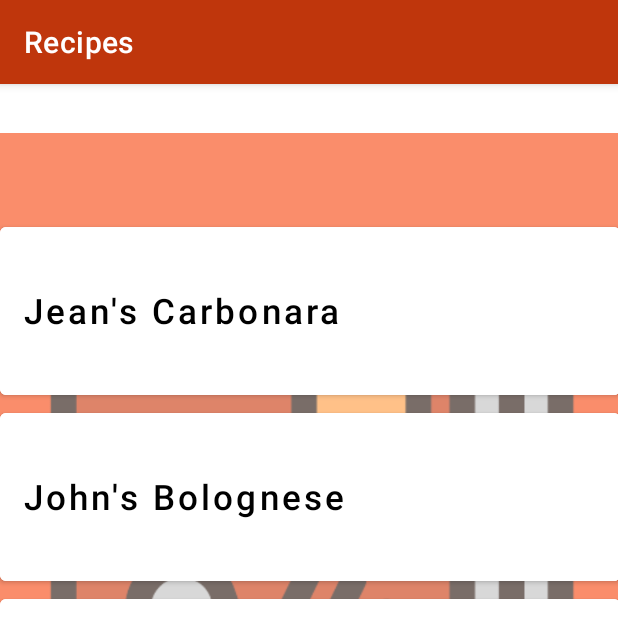
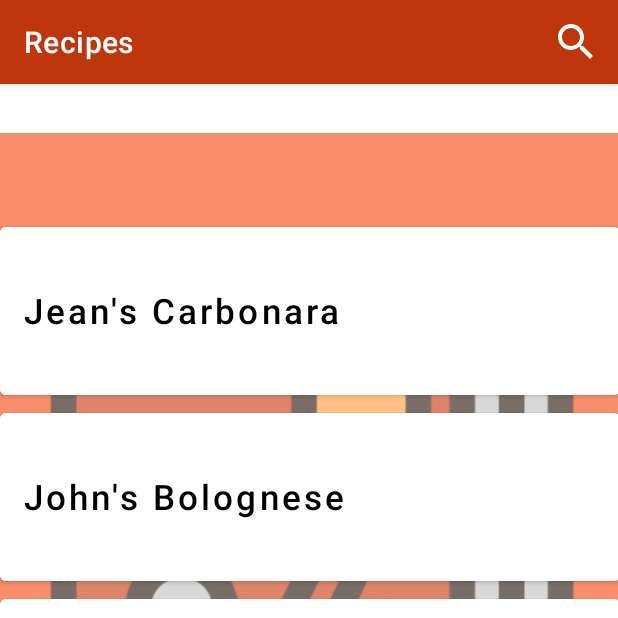
Before and after one commit to cookin-by-the-book/cookin-android, an Android app: the DashboardFragment screen opened through its navigation route, on a phone screen of 412 x 824 dp, the top half of it. Run offline under Robolectric (Android 15) with nearby library versions, the phone set to English and light mode, and no system bars; our stand-ins replace navigation-ui.

Commit message:
Search seems to be working!!!

```diff
--- a/cookin_by_the_book/app/src/main/java/com/mobileappdev/cookinbythebook/MainActivity.java
+++ b/cookin_by_the_book/app/src/main/java/com/mobileappdev/cookinbythebook/MainActivity.java
@@ -44,6 +44,7 @@ public class MainActivity extends AppCompatActivity {
     }
 
     // This makes sure that our background art is always behind everything else
+    // From https://stackoverflow.com/a/19872801
     public void sendViewToBack(View child) {
 
         final ViewGroup mParent = (ViewGroup)child.getParent();
--- a/cookin_by_the_book/app/src/main/java/com/mobileappdev/cookinbythebook/ui/dashboard/DashboardFragment.java
+++ b/cookin_by_the_book/app/src/main/java/com/mobileappdev/cookinbythebook/ui/dashboard/DashboardFragment.java
@@ -6,6 +6,7 @@ import android.os.Bundle;
 import android.view.LayoutInflater;
 import android.view.Menu;
 import android.view.MenuInflater;
+import android.view.MenuItem;
 import android.view.View;
 import android.view.ViewGroup;
 import android.widget.SearchView;
@@ -17,6 +18,7 @@ import androidx.fragment.app.Fragment;
 import androidx.lifecycle.Observer;
 import androidx.lifecycle.ViewModelProvider;
 
+import com.mobileappdev.cookinbythebook.MainActivity;
 import com.mobileappdev.cookinbythebook.R;
 
 public class DashboardFragment extends Fragment {
@@ -45,29 +47,37 @@ public class DashboardFragment extends Fragment {
         setHasOptionsMenu(true);
     }
 
-    /*
-    public boolean onCreateOptionsMenu(Menu menu) {
-        MenuInflater inflater = getActivity().getMenuInflater();
+    // Based on answers to https://stackoverflow.com/q/34291453
+    @Override
+    public void onCreateOptionsMenu(Menu menu, MenuInflater inflater) {
+        super.onCreateOptionsMenu(menu, inflater);
+        menu.clear();
         inflater.inflate(R.menu.options_menu, menu);
+        MenuItem item = menu.findItem(R.id.action_search);
 
-        // Associate searchable configuration with the SearchView
-        SearchManager searchManager =
-                (SearchManager) getActivity().getSystemService(Context.SEARCH_SERVICE);
-        SearchView searchView =
-                (SearchView) menu.findItem(R.id.search).getActionView();
-        searchView.setSearchableInfo(
-                searchManager.getSearchableInfo(getActivity().getComponentName()));
+        Context mContext = getContext();
+        SearchView searchView = new SearchView(((MainActivity) mContext).getSupportActionBar().getThemedContext());
+
+        item.setShowAsAction(MenuItem.SHOW_AS_ACTION_COLLAPSE_ACTION_VIEW | MenuItem.SHOW_AS_ACTION_IF_ROOM);
+
+        item.setActionView(searchView);
+
         searchView.setOnQueryTextListener(new SearchView.OnQueryTextListener() {
             @Override
             public boolean onQueryTextSubmit(String query) {
                 return false;
             }
+
             @Override
             public boolean onQueryTextChange(String newText) {
                 return false;
             }
         });
+        searchView.setOnClickListener(new View.OnClickListener() {
+            @Override
+            public void onClick(View v) {
 
-        return true;
-    }*/
+            }
+        });
+    }
 }
--- a/cookin_by_the_book/app/src/main/res/menu/options_menu.xml
+++ b/cookin_by_the_book/app/src/main/res/menu/options_menu.xml
@@ -1,20 +1,19 @@
 <?xml version="1.0" encoding="utf-8"?>
 <menu xmlns:android="http://schemas.android.com/apk/res/android"
     xmlns:app="http://schemas.android.com/apk/res-auto">
-    <item android:id="@+id/search"
+    <item android:id="@+id/action_search"
         android:title="@string/app_name"
         android:icon="@drawable/ic_search"
         app:showAsAction="collapseActionView|ifRoom"
         />
 </menu>
-<!--
-<?xml version="1.0" encoding="utf-8"?>
-<menu xmlns:app="http://schemas.android.com/apk/res-auto"
-    xmlns:android="http://schemas.android.com/apk/res/android">
-    <item android:id="@+id/search"
-        android:title="Search"
-        android:icon="@drawable/ic_search"
-        app:showAsAction="collapseActionView|ifRoom"
-        app:actionViewClass="android.widget.SearchView" />
-</menu>
--->
+
+    <!--<?xml version="1.0" encoding="utf-8"?>
+    <menu xmlns:android="http://schemas.android.com/apk/res/android"
+        xmlns:app="http://schemas.android.com/apk/res-auto">
+        <item android:id="@+id/search"
+            android:title="@string/app_name"
+            android:icon="@drawable/ic_search"
+            app:showAsAction="collapseActionView|ifRoom"
+            />
+    </menu>-->
```
